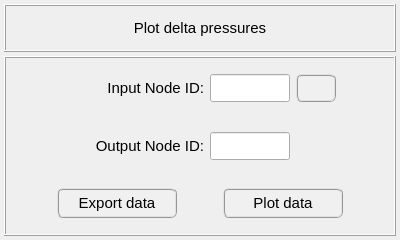
Before: the Qt Designer form pulse/interface/ui_files/plots/results/acoustic/plot_acoustic_delta_pressures.ui in open-pulse/OpenPulse, drawn with Qt 5.
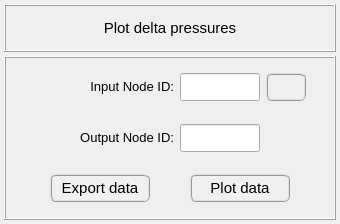
After: the same form once the commit is applied.

Commit message: Some adjusts on the acoustic plot UI files

```diff
--- a/pulse/interface/ui_files/plots/results/acoustic/plot_acoustic_delta_pressures.ui
+++ b/pulse/interface/ui_files/plots/results/acoustic/plot_acoustic_delta_pressures.ui
@@ -6,14 +6,20 @@
    <rect>
     <x>0</x>
     <y>0</y>
-    <width>400</width>
-    <height>240</height>
+    <width>340</width>
+    <height>224</height>
    </rect>
   </property>
+  <property name="minimumSize">
+   <size>
+    <width>0</width>
+    <height>224</height>
+   </size>
+  </property>
   <property name="maximumSize">
    <size>
     <width>16777215</width>
-    <height>16777215</height>
+    <height>224</height>
    </size>
   </property>
   <property name="windowTitle">
@@ -78,7 +84,7 @@
        <widget class="QLabel" name="title">
         <property name="minimumSize">
          <size>
-          <width>300</width>
+          <width>0</width>
           <height>30</height>
          </size>
         </property>
@@ -90,7 +96,6 @@
         </property>
         <property name="font">
          <font>
-          <family>MS Shell Dlg 2</family>
           <pointsize>11</pointsize>
           <weight>50</weight>
           <italic>false</italic>
@@ -116,7 +121,7 @@
      <property name="minimumSize">
       <size>
        <width>320</width>
-       <height>180</height>
+       <height>0</height>
       </size>
      </property>
      <property name="maximumSize">
@@ -144,15 +149,18 @@
       <property name="bottomMargin">
        <number>4</number>
       </property>
-      <property name="spacing">
+      <property name="horizontalSpacing">
        <number>4</number>
       </property>
+      <property name="verticalSpacing">
+       <number>0</number>
+      </property>
       <item row="2" column="0">
        <widget class="QFrame" name="frame_buttons">
         <property name="minimumSize">
          <size>
           <width>0</width>
-          <height>52</height>
+          <height>48</height>
          </size>
         </property>
         <property name="frameShape">
@@ -177,54 +185,18 @@
          <property name="spacing">
           <number>0</number>
          </property>
-         <item row="0" column="1">
-          <widget class="QPushButton" name="pushButton_export_data">
-           <property name="minimumSize">
-            <size>
-             <width>120</width>
-             <height>30</height>
-            </size>
-           </property>
-           <property name="maximumSize">
-            <size>
-             <width>160</width>
-             <height>30</height>
-            </size>
-           </property>
-           <property name="font">
-            <font>
-             <family>MS Shell Dlg 2</family>
-             <pointsize>11</pointsize>
-             <weight>9</weight>
-             <italic>false</italic>
-             <bold>false</bold>
-            </font>
-           </property>
-           <property name="styleSheet">
-            <string notr="true">QPushButton{border-radius: 6px; border-color: rgb(150, 150, 150); border-style: ridge; border-width: 2px; color: rgb(0, 0, 0); background-color: rgb(240, 240, 240); font: 75 11pt &quot;MS Shell Dlg 2&quot;}
-QPushButton:hover{border-radius: 6px; border-color: rgb(0, 170, 255); border-style: ridge; border-width: 2px; color: rgb(0, 0, 0); background-color: rgba(174, 213, 255, 100); font: 75 11pt &quot;MS Shell Dlg 2&quot;}
-QPushButton:pressed{border-radius: 6px; border-color: rgb(0, 170, 255); border-style: ridge; border-width: 3px; color: rgb(0, 0, 0); background-color: rgb(174, 213, 255); font: 75 11pt &quot;MS Shell Dlg 2&quot;}</string>
-           </property>
-           <property name="text">
-            <string>Export data</string>
-           </property>
-           <property name="flat">
-            <bool>false</bool>
-           </property>
-          </widget>
-         </item>
          <item row="0" column="3">
           <widget class="QPushButton" name="pushButton_plot_data">
            <property name="minimumSize">
             <size>
-             <width>120</width>
-             <height>30</height>
+             <width>100</width>
+             <height>28</height>
             </size>
            </property>
            <property name="maximumSize">
             <size>
-             <width>160</width>
-             <height>30</height>
+             <width>100</width>
+             <height>28</height>
             </size>
            </property>
            <property name="font">
@@ -246,35 +218,80 @@
            </property>
           </widget>
          </item>
+         <item row="0" column="1">
+          <widget class="QPushButton" name="pushButton_export_data">
+           <property name="minimumSize">
+            <size>
+             <width>100</width>
+             <height>28</height>
+            </size>
+           </property>
+           <property name="maximumSize">
+            <size>
+             <width>100</width>
+             <height>28</height>
+            </size>
+           </property>
+           <property name="font">
+            <font>
+             <family>MS Shell Dlg 2</family>
+             <pointsize>11</pointsize>
+             <weight>9</weight>
+             <italic>false</italic>
+             <bold>false</bold>
+            </font>
+           </property>
+           <property name="styleSheet">
+            <string notr="true">QPushButton{border-radius: 6px; border-color: rgb(150, 150, 150); border-style: ridge; border-width: 2px; color: rgb(0, 0, 0); background-color: rgb(240, 240, 240); font: 75 11pt &quot;MS Shell Dlg 2&quot;}
+QPushButton:hover{border-radius: 6px; border-color: rgb(0, 170, 255); border-style: ridge; border-width: 2px; color: rgb(0, 0, 0); background-color: rgba(174, 213, 255, 100); font: 75 11pt &quot;MS Shell Dlg 2&quot;}
+QPushButton:pressed{border-radius: 6px; border-color: rgb(0, 170, 255); border-style: ridge; border-width: 3px; color: rgb(0, 0, 0); background-color: rgb(174, 213, 255); font: 75 11pt &quot;MS Shell Dlg 2&quot;}</string>
+           </property>
+           <property name="text">
+            <string>Export data</string>
+           </property>
+           <property name="flat">
+            <bool>false</bool>
+           </property>
+          </widget>
+         </item>
          <item row="0" column="0">
-          <widget class="QFrame" name="frame_14">
-           <property name="frameShape">
-            <enum>QFrame::NoFrame</enum>
+          <spacer name="horizontalSpacer_2">
+           <property name="orientation">
+            <enum>Qt::Horizontal</enum>
            </property>
-           <property name="frameShadow">
-            <enum>QFrame::Raised</enum>
+           <property name="sizeHint" stdset="0">
+            <size>
+             <width>40</width>
+             <height>20</height>
+            </size>
            </property>
-          </widget>
+          </spacer>
          </item>
          <item row="0" column="2">
-          <widget class="QFrame" name="frame_15">
-           <property name="frameShape">
-            <enum>QFrame::NoFrame</enum>
+          <spacer name="horizontalSpacer">
+           <property name="orientation">
+            <enum>Qt::Horizontal</enum>
            </property>
-           <property name="frameShadow">
-            <enum>QFrame::Raised</enum>
+           <property name="sizeHint" stdset="0">
+            <size>
+             <width>40</width>
+             <height>20</height>
+            </size>
            </property>
-          </widget>
+          </spacer>
          </item>
          <item row="0" column="4">
-          <widget class="QFrame" name="frame_16">
-           <property name="frameShape">
-            <enum>QFrame::NoFrame</enum>
+          <spacer name="horizontalSpacer_3">
+           <property name="orientation">
+            <enum>Qt::Horizontal</enum>
            </property>
-           <property name="frameShadow">
-            <enum>QFrame::Raised</enum>
+           <property name="sizeHint" stdset="0">
+            <size>
+             <width>40</width>
+             <height>20</height>
+            </size>
            </property>
-          </widget>
+          </spacer>
          </item>
         </layout>
        </widget>
@@ -284,7 +301,7 @@
         <property name="minimumSize">
          <size>
           <width>0</width>
-          <height>52</height>
+          <height>48</height>
          </size>
         </property>
         <property name="frameShape">
@@ -373,8 +390,7 @@
            </property>
            <property name="font">
             <font>
-             <family>MS Shell Dlg 2</family>
-             <pointsize>11</pointsize>
+             <pointsize>10</pointsize>
              <weight>50</weight>
              <italic>false</italic>
              <bold>false</bold>
@@ -423,24 +439,30 @@
           </widget>
          </item>
          <item row="0" column="0">
-          <widget class="QFrame" name="frame_17">
-           <property name="frameShape">
-            <enum>QFrame::NoFrame</enum>
+          <spacer name="horizontalSpacer_6">
+           <property name="orientation">
+            <enum>Qt::Horizontal</enum>
            </property>
-           <property name="frameShadow">
-            <enum>QFrame::Raised</enum>
+           <property name="sizeHint" stdset="0">
+            <size>
+             <width>40</width>
+             <height>20</height>
+            </size>
            </property>
-          </widget>
+          </spacer>
          </item>
          <item row="0" column="4">
-          <widget class="QFrame" name="frame_18">
-           <property name="frameShape">
-            <enum>QFrame::NoFrame</enum>
+          <spacer name="horizontalSpacer_7">
+           <property name="orientation">
+            <enum>Qt::Horizontal</enum>
            </property>
-           <property name="frameShadow">
-            <enum>QFrame::Raised</enum>
+           <property name="sizeHint" stdset="0">
+            <size>
+             <width>40</width>
+             <height>20</height>
+            </size>
            </property>
-          </widget>
+          </spacer>
          </item>
         </layout>
        </widget>
@@ -450,7 +472,7 @@
         <property name="minimumSize">
          <size>
           <width>0</width>
-          <height>52</height>
+          <height>48</height>
          </size>
         </property>
         <property name="frameShape">
@@ -528,8 +550,7 @@
            </property>
            <property name="font">
             <font>
-             <family>MS Shell Dlg 2</family>
-             <pointsize>11</pointsize>
+             <pointsize>10</pointsize>
              <weight>50</weight>
              <italic>false</italic>
              <bold>false</bold>
@@ -543,25 +564,18 @@
            </property>
           </widget>
          </item>
-         <item row="0" column="0">
-          <widget class="QFrame" name="frame_20">
-           <property name="frameShape">
-            <enum>QFrame::NoFrame</enum>
-           </property>
-           <property name="frameShadow">
-            <enum>QFrame::Raised</enum>
-           </property>
-          </widget>
-         </item>
          <item row="0" column="4">
-          <widget class="QFrame" name="frame_19">
-           <property name="frameShape">
-            <enum>QFrame::NoFrame</enum>
+          <spacer name="horizontalSpacer_4">
+           <property name="orientation">
+            <enum>Qt::Horizontal</enum>
            </property>
-           <property name="frameShadow">
-            <enum>QFrame::Raised</enum>
+           <property name="sizeHint" stdset="0">
+            <size>
+             <width>40</width>
+             <height>20</height>
+            </size>
            </property>
-          </widget>
+          </spacer>
          </item>
          <item row="0" column="3">
           <widget class="QFrame" name="frame">
@@ -585,6 +599,19 @@
            </property>
           </widget>
          </item>
+         <item row="0" column="0">
+          <spacer name="horizontalSpacer_5">
+           <property name="orientation">
+            <enum>Qt::Horizontal</enum>
+           </property>
+           <property name="sizeHint" stdset="0">
+            <size>
+             <width>40</width>
+             <height>20</height>
+            </size>
+           </property>
+          </spacer>
+         </item>
         </layout>
        </widget>
       </item>
```
The commit also changes 17 other files.
